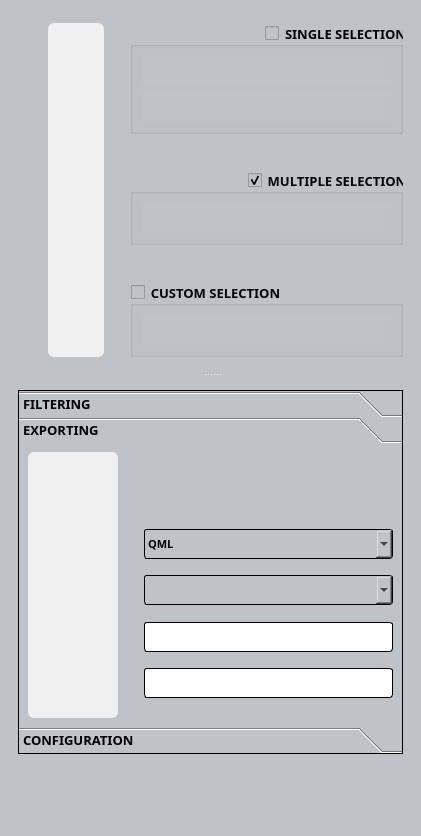
sducournau/filter_mate, file filter_mate_dockwidget_base.ui: the form before one commit.
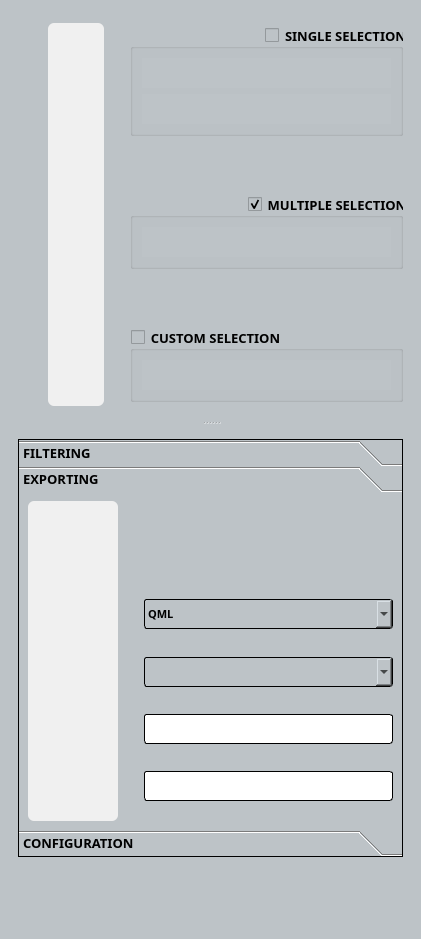
The form after the commit. The open tabs and pages were chosen to show the change. Icons and pictures are not drawn. Custom widgets are drawn as their Qt base class.

```diff
--- a/filter_mate_dockwidget_base.ui
+++ b/filter_mate_dockwidget_base.ui
@@ -10,7 +10,7 @@
     <x>0</x>
     <y>0</y>
     <width>421</width>
-    <height>836</height>
+    <height>939</height>
    </rect>
   </property>
   <property name="minimumSize">
@@ -2941,9 +2941,9 @@
              <property name="geometry">
               <rect>
                <x>0</x>
-               <y>-51</y>
-               <width>371</width>
-               <height>278</height>
+               <y>0</y>
+               <width>381</width>
+               <height>290</height>
               </rect>
              </property>
              <attribute name="icon">
```
Left out of the diff: 2 changed lines with no effect on the pictures.
